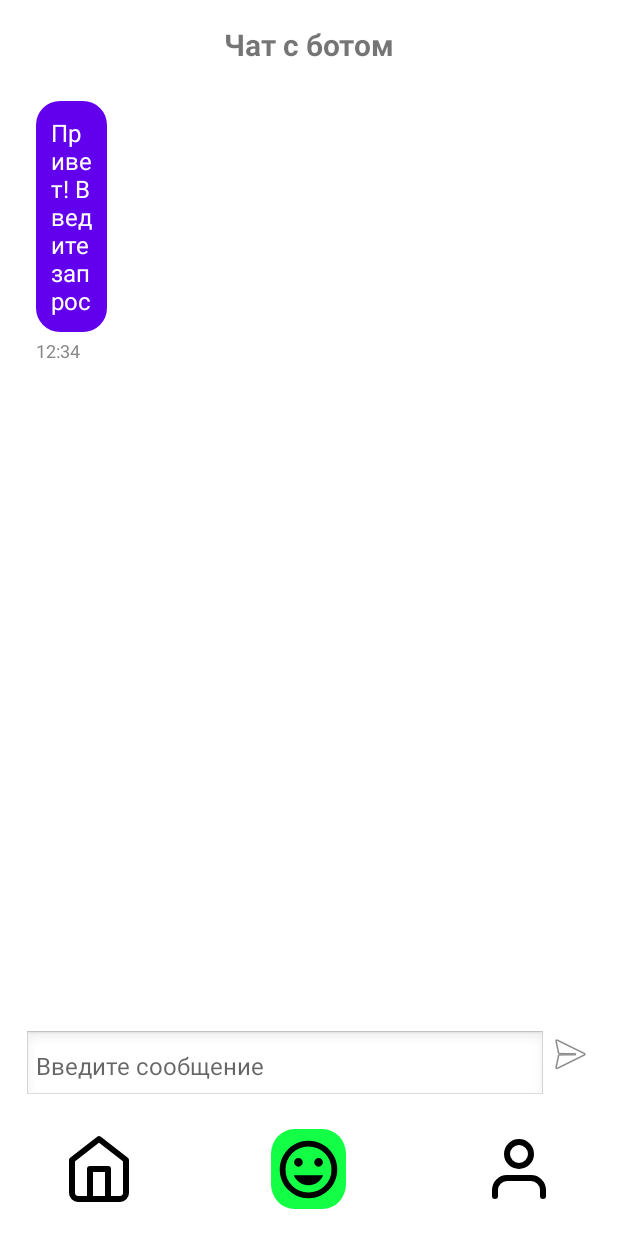
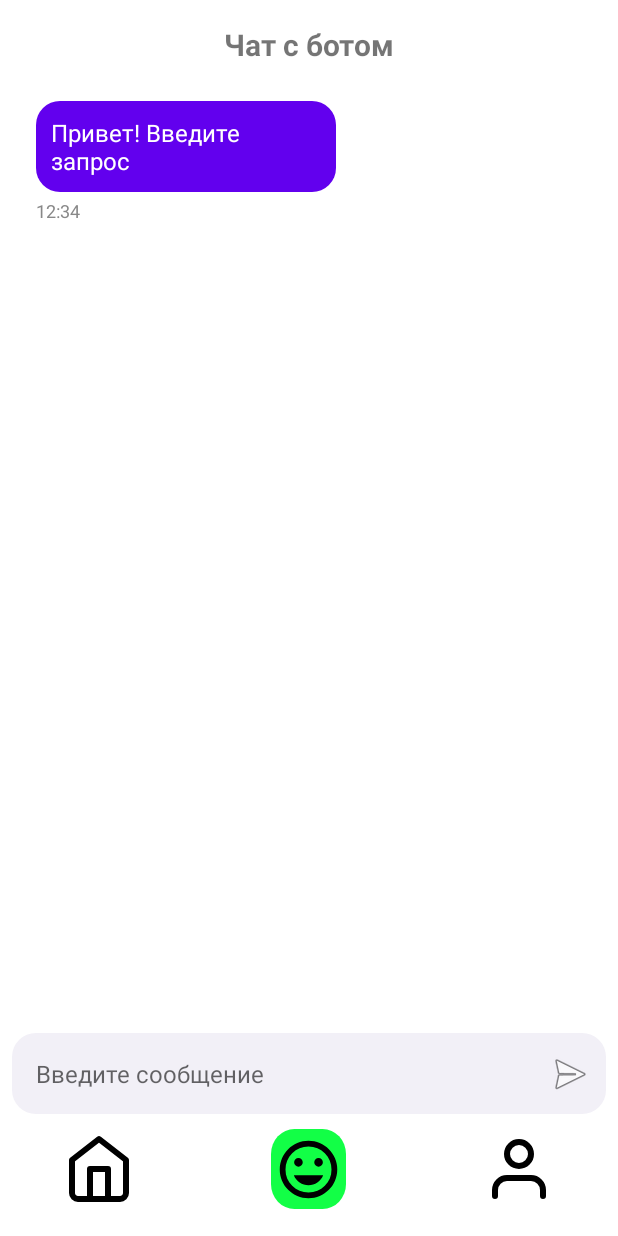
Before and after one commit to Vannitass/Cookify, an Android app: the Chat screen opened directly, with no data from a screen before it, on a phone screen of 412 x 824 dp. Run offline under Robolectric (Android 15) with nearby library versions, the phone set to English and light mode, and no system bars.

Commit message:
исправлен дизайн и пару ошибок

```diff
--- /dev/null
+++ b/app/src/main/res/drawable/rounded_background.xml
@@ -0,0 +1,5 @@
+<?xml version="1.0" encoding="utf-8"?>
+<shape xmlns:android="http://schemas.android.com/apk/res/android">
+    <solid android:color="#F2F0F7" /> <!-- Цвет фона -->
+    <corners android:radius="16dp" /> <!-- Закругленные углы -->
+</shape>
--- a/app/src/main/res/layout/activity_chat.xml
+++ b/app/src/main/res/layout/activity_chat.xml
@@ -33,6 +33,7 @@
         android:layout_height="wrap_content"
         android:layout_above="@id/button_layout"
         android:orientation="horizontal"
+        android:background="@drawable/rounded_background"
         android:padding="8dp">
 
         <EditText
@@ -41,7 +42,7 @@
             android:layout_height="wrap_content"
             android:layout_weight="1"
             android:hint="Введите сообщение"
-            android:background="@android:drawable/edit_text"
+            android:background="@android:color/transparent"
             android:padding="8dp"
             android:textSize="16sp" />
 
@@ -49,9 +50,10 @@
             android:id="@+id/button_up"
             android:layout_width="wrap_content"
             android:layout_height="wrap_content"
-            android:src="@android:drawable/ic_menu_send"
             android:background="?android:attr/selectableItemBackgroundBorderless"
-            android:contentDescription="Отправить сообщение" />
+            android:contentDescription="Отправить сообщение"
+            android:layout_marginTop="3dp"
+            android:src="@android:drawable/ic_menu_send" />
     </LinearLayout>
 
     <!-- Индикатор загрузки -->
--- a/app/src/main/res/layout/activity_profile_user.xml
+++ b/app/src/main/res/layout/activity_profile_user.xml
@@ -18,6 +18,7 @@
         app:layout_constraintEnd_toEndOf="parent"
         android:contentDescription="Profile Picture"
         android:background="@drawable/account_avatar_profile_user" />
+
 
     <!-- Username -->
     <TextView
--- a/app/src/main/res/layout/item_message.xml
+++ b/app/src/main/res/layout/item_message.xml
@@ -7,7 +7,7 @@
 
     <TextView
         android:id="@+id/messageTextView"
-        android:layout_width="47dp"
+        android:layout_width="wrap_content"
         android:layout_height="wrap_content"
         android:background="@drawable/message_background"
         android:maxWidth="200dp"
```
